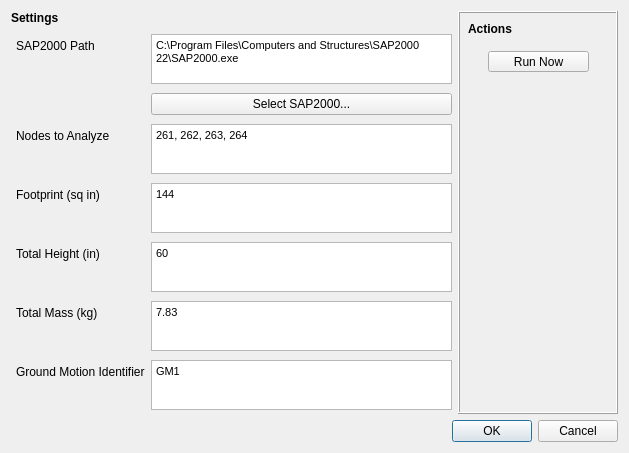
Above: resources/UI/autobuilder_runtowers_v2.ui from UofT-Seismic-Design-Team/Autobuilder-3.0 before the change. Below: the same form after it.
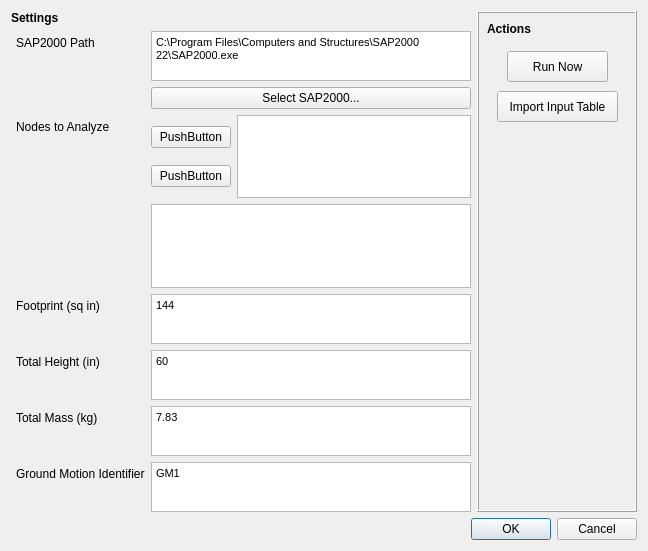
That is the form after the change.

```diff
--- a/resources/UI/autobuilder_runtowers_v2.ui
+++ b/resources/UI/autobuilder_runtowers_v2.ui
@@ -6,8 +6,8 @@
    <rect>
     <x>0</x>
     <y>0</y>
-    <width>629</width>
-    <height>453</height>
+    <width>648</width>
+    <height>551</height>
    </rect>
   </property>
   <property name="windowTitle">
@@ -89,10 +89,10 @@
            </property>
            <property name="html">
             <string>&lt;!DOCTYPE HTML PUBLIC &quot;-//W3C//DTD HTML 4.0//EN&quot; &quot;http://www.w3.org/TR/REC-html40/strict.dtd&quot;&gt;
-&lt;html&gt;&lt;head&gt;&lt;meta name=&quot;qrichtext&quot; content=&quot;1&quot; /&gt;&lt;style type=&quot;text/css&quot;&gt;
+&lt;html&gt;&lt;head&gt;&lt;meta name=&quot;qrichtext&quot; content=&quot;1&quot; /&gt;&lt;meta charset=&quot;utf-8&quot; /&gt;&lt;style type=&quot;text/css&quot;&gt;
 p, li { white-space: pre-wrap; }
-&lt;/style&gt;&lt;/head&gt;&lt;body style=&quot; font-family:'MS Shell Dlg 2'; font-size:6.6pt; font-weight:400; font-style:normal;&quot;&gt;
-&lt;p style=&quot; margin-top:12px; margin-bottom:12px; margin-left:0px; margin-right:0px; -qt-block-indent:0; text-indent:0px;&quot;&gt;&lt;span style=&quot; font-size:8.25pt;&quot;&gt;C:\Program Files\Computers and Structures\SAP2000 22\SAP2000.exe&lt;/span&gt;&lt;/p&gt;&lt;/body&gt;&lt;/html&gt;</string>
+&lt;/style&gt;&lt;/head&gt;&lt;body style=&quot; font-family:'Segoe UI'; font-size:9pt; font-weight:400; font-style:normal;&quot;&gt;
+&lt;p style=&quot; margin-top:12px; margin-bottom:12px; margin-left:0px; margin-right:0px; -qt-block-indent:0; text-indent:0px;&quot;&gt;&lt;span style=&quot; font-family:'MS Shell Dlg 2'; font-size:8.25pt;&quot;&gt;C:\Program Files\Computers and Structures\SAP2000 22\SAP2000.exe&lt;/span&gt;&lt;/p&gt;&lt;/body&gt;&lt;/html&gt;</string>
            </property>
            <property name="placeholderText">
             <string>C:\Program Files\Computers and Structures\SAP2000 22\SAP2000.exe</string>
@@ -126,24 +126,36 @@
           </widget>
          </item>
          <item row="2" column="1">
-          <widget class="QTextEdit" name="nodesToAnalyze_input">
-           <property name="maximumSize">
-            <size>
-             <width>16777215</width>
-             <height>50</height>
-            </size>
-           </property>
-           <property name="html">
-            <string>&lt;!DOCTYPE HTML PUBLIC &quot;-//W3C//DTD HTML 4.0//EN&quot; &quot;http://www.w3.org/TR/REC-html40/strict.dtd&quot;&gt;
-&lt;html&gt;&lt;head&gt;&lt;meta name=&quot;qrichtext&quot; content=&quot;1&quot; /&gt;&lt;style type=&quot;text/css&quot;&gt;
-p, li { white-space: pre-wrap; }
-&lt;/style&gt;&lt;/head&gt;&lt;body style=&quot; font-family:'MS Shell Dlg 2'; font-size:6.6pt; font-weight:400; font-style:normal;&quot;&gt;
-&lt;p style=&quot; margin-top:12px; margin-bottom:12px; margin-left:0px; margin-right:0px; -qt-block-indent:0; text-indent:0px;&quot;&gt;&lt;span style=&quot; font-size:8.25pt;&quot;&gt;261, 262, 263, 264&lt;/span&gt;&lt;/p&gt;&lt;/body&gt;&lt;/html&gt;</string>
-           </property>
-           <property name="placeholderText">
-            <string/>
-           </property>
-          </widget>
+          <layout class="QVBoxLayout" name="verticalLayout_3">
+           <item>
+            <layout class="QHBoxLayout" name="horizontalLayout_5">
+             <item>
+              <layout class="QVBoxLayout" name="verticalLayout_6">
+               <item>
+                <widget class="QPushButton" name="pushButton_2">
+                 <property name="text">
+                  <string>PushButton</string>
+                 </property>
+                </widget>
+               </item>
+               <item>
+                <widget class="QPushButton" name="pushButton">
+                 <property name="text">
+                  <string>PushButton</string>
+                 </property>
+                </widget>
+               </item>
+              </layout>
+             </item>
+             <item>
+              <widget class="QTextEdit" name="textEdit"/>
+             </item>
+            </layout>
+           </item>
+           <item>
+            <widget class="QListWidget" name="listWidget"/>
+           </item>
+          </layout>
          </item>
          <item row="3" column="0">
           <widget class="QLabel" name="footprint_title">
@@ -174,10 +186,10 @@
            </property>
            <property name="html">
             <string>&lt;!DOCTYPE HTML PUBLIC &quot;-//W3C//DTD HTML 4.0//EN&quot; &quot;http://www.w3.org/TR/REC-html40/strict.dtd&quot;&gt;
-&lt;html&gt;&lt;head&gt;&lt;meta name=&quot;qrichtext&quot; content=&quot;1&quot; /&gt;&lt;style type=&quot;text/css&quot;&gt;
+&lt;html&gt;&lt;head&gt;&lt;meta name=&quot;qrichtext&quot; content=&quot;1&quot; /&gt;&lt;meta charset=&quot;utf-8&quot; /&gt;&lt;style type=&quot;text/css&quot;&gt;
 p, li { white-space: pre-wrap; }
-&lt;/style&gt;&lt;/head&gt;&lt;body style=&quot; font-family:'MS Shell Dlg 2'; font-size:6.6pt; font-weight:400; font-style:normal;&quot;&gt;
-&lt;p style=&quot; margin-top:12px; margin-bottom:12px; margin-left:0px; margin-right:0px; -qt-block-indent:0; text-indent:0px;&quot;&gt;&lt;span style=&quot; font-size:8.25pt;&quot;&gt;144&lt;/span&gt;&lt;/p&gt;&lt;/body&gt;&lt;/html&gt;</string>
+&lt;/style&gt;&lt;/head&gt;&lt;body style=&quot; font-family:'Segoe UI'; font-size:9pt; font-weight:400; font-style:normal;&quot;&gt;
+&lt;p style=&quot; margin-top:12px; margin-bottom:12px; margin-left:0px; margin-right:0px; -qt-block-indent:0; text-indent:0px;&quot;&gt;&lt;span style=&quot; font-family:'MS Shell Dlg 2'; font-size:8.25pt;&quot;&gt;144&lt;/span&gt;&lt;/p&gt;&lt;/body&gt;&lt;/html&gt;</string>
            </property>
            <property name="placeholderText">
             <string>144</string>
@@ -213,10 +225,10 @@
            </property>
            <property name="html">
             <string>&lt;!DOCTYPE HTML PUBLIC &quot;-//W3C//DTD HTML 4.0//EN&quot; &quot;http://www.w3.org/TR/REC-html40/strict.dtd&quot;&gt;
-&lt;html&gt;&lt;head&gt;&lt;meta name=&quot;qrichtext&quot; content=&quot;1&quot; /&gt;&lt;style type=&quot;text/css&quot;&gt;
+&lt;html&gt;&lt;head&gt;&lt;meta name=&quot;qrichtext&quot; content=&quot;1&quot; /&gt;&lt;meta charset=&quot;utf-8&quot; /&gt;&lt;style type=&quot;text/css&quot;&gt;
 p, li { white-space: pre-wrap; }
-&lt;/style&gt;&lt;/head&gt;&lt;body style=&quot; font-family:'MS Shell Dlg 2'; font-size:6.6pt; font-weight:400; font-style:normal;&quot;&gt;
-&lt;p style=&quot; margin-top:12px; margin-bottom:12px; margin-left:0px; margin-right:0px; -qt-block-indent:0; text-indent:0px;&quot;&gt;&lt;span style=&quot; font-size:8.25pt;&quot;&gt;60&lt;/span&gt;&lt;/p&gt;&lt;/body&gt;&lt;/html&gt;</string>
+&lt;/style&gt;&lt;/head&gt;&lt;body style=&quot; font-family:'Segoe UI'; font-size:9pt; font-weight:400; font-style:normal;&quot;&gt;
+&lt;p style=&quot; margin-top:12px; margin-bottom:12px; margin-left:0px; margin-right:0px; -qt-block-indent:0; text-indent:0px;&quot;&gt;&lt;span style=&quot; font-family:'MS Shell Dlg 2'; font-size:8.25pt;&quot;&gt;60&lt;/span&gt;&lt;/p&gt;&lt;/body&gt;&lt;/html&gt;</string>
            </property>
            <property name="placeholderText">
             <string>60</string>
@@ -252,10 +264,10 @@
            </property>
            <property name="html">
             <string>&lt;!DOCTYPE HTML PUBLIC &quot;-//W3C//DTD HTML 4.0//EN&quot; &quot;http://www.w3.org/TR/REC-html40/strict.dtd&quot;&gt;
-&lt;html&gt;&lt;head&gt;&lt;meta name=&quot;qrichtext&quot; content=&quot;1&quot; /&gt;&lt;style type=&quot;text/css&quot;&gt;
+&lt;html&gt;&lt;head&gt;&lt;meta name=&quot;qrichtext&quot; content=&quot;1&quot; /&gt;&lt;meta charset=&quot;utf-8&quot; /&gt;&lt;style type=&quot;text/css&quot;&gt;
 p, li { white-space: pre-wrap; }
-&lt;/style&gt;&lt;/head&gt;&lt;body style=&quot; font-family:'MS Shell Dlg 2'; font-size:6.6pt; font-weight:400; font-style:normal;&quot;&gt;
-&lt;p style=&quot; margin-top:12px; margin-bottom:12px; margin-left:0px; margin-right:0px; -qt-block-indent:0; text-indent:0px;&quot;&gt;&lt;span style=&quot; font-size:8.25pt;&quot;&gt;7.83&lt;/span&gt;&lt;/p&gt;&lt;/body&gt;&lt;/html&gt;</string>
+&lt;/style&gt;&lt;/head&gt;&lt;body style=&quot; font-family:'Segoe UI'; font-size:9pt; font-weight:400; font-style:normal;&quot;&gt;
+&lt;p style=&quot; margin-top:12px; margin-bottom:12px; margin-left:0px; margin-right:0px; -qt-block-indent:0; text-indent:0px;&quot;&gt;&lt;span style=&quot; font-family:'MS Shell Dlg 2'; font-size:8.25pt;&quot;&gt;7.83&lt;/span&gt;&lt;/p&gt;&lt;/body&gt;&lt;/html&gt;</string>
            </property>
            <property name="placeholderText">
             <string>7.83</string>
@@ -291,10 +303,10 @@
            </property>
            <property name="html">
             <string>&lt;!DOCTYPE HTML PUBLIC &quot;-//W3C//DTD HTML 4.0//EN&quot; &quot;http://www.w3.org/TR/REC-html40/strict.dtd&quot;&gt;
-&lt;html&gt;&lt;head&gt;&lt;meta name=&quot;qrichtext&quot; content=&quot;1&quot; /&gt;&lt;style type=&quot;text/css&quot;&gt;
+&lt;html&gt;&lt;head&gt;&lt;meta name=&quot;qrichtext&quot; content=&quot;1&quot; /&gt;&lt;meta charset=&quot;utf-8&quot; /&gt;&lt;style type=&quot;text/css&quot;&gt;
 p, li { white-space: pre-wrap; }
-&lt;/style&gt;&lt;/head&gt;&lt;body style=&quot; font-family:'MS Shell Dlg 2'; font-size:6.6pt; font-weight:400; font-style:normal;&quot;&gt;
-&lt;p style=&quot; margin-top:12px; margin-bottom:12px; margin-left:0px; margin-right:0px; -qt-block-indent:0; text-indent:0px;&quot;&gt;&lt;span style=&quot; font-size:8.25pt;&quot;&gt;GM1&lt;/span&gt;&lt;/p&gt;&lt;/body&gt;&lt;/html&gt;</string>
+&lt;/style&gt;&lt;/head&gt;&lt;body style=&quot; font-family:'Segoe UI'; font-size:9pt; font-weight:400; font-style:normal;&quot;&gt;
+&lt;p style=&quot; margin-top:12px; margin-bottom:12px; margin-left:0px; margin-right:0px; -qt-block-indent:0; text-indent:0px;&quot;&gt;&lt;span style=&quot; font-family:'MS Shell Dlg 2'; font-size:8.25pt;&quot;&gt;GM1&lt;/span&gt;&lt;/p&gt;&lt;/body&gt;&lt;/html&gt;</string>
            </property>
            <property name="placeholderText">
             <string>7.83</string>
@@ -325,7 +337,7 @@
           <x>30</x>
           <y>40</y>
           <width>101</width>
-          <height>21</height>
+          <height>31</height>
          </rect>
         </property>
         <property name="text">
@@ -346,7 +358,6 @@
         </property>
         <property name="font">
          <font>
-          <weight>75</weight>
           <bold>true</bold>
          </font>
         </property>
@@ -354,6 +365,22 @@
          <string>Actions</string>
         </property>
        </widget>
+       <widget class="QPushButton" name="importInputTable_Button">
+        <property name="geometry">
+         <rect>
+          <x>20</x>
+          <y>80</y>
+          <width>121</width>
+          <height>31</height>
+         </rect>
+        </property>
+        <property name="text">
+         <string>Import Input Table</string>
+        </property>
+        <property name="autoDefault">
+         <bool>true</bool>
+        </property>
+       </widget>
       </widget>
      </item>
     </layout>
```
